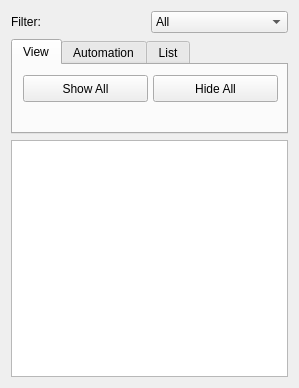
southseact-3d/fcd, file src/Mod/Sketcher/Gui/TaskSketcherConstrains.ui: the form before one commit.
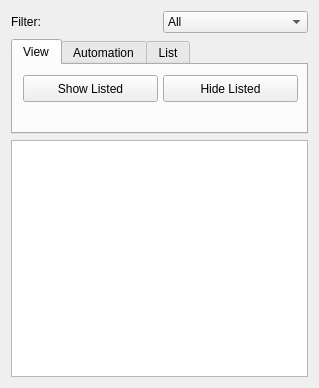
The form after the commit. Custom widgets are drawn as their Qt base class.

Commit message: Sketcher: Improve text of the constraint widget

Diff of the .ui file:
```diff
--- a/src/Mod/Sketcher/Gui/TaskSketcherConstrains.ui
+++ b/src/Mod/Sketcher/Gui/TaskSketcherConstrains.ui
@@ -6,7 +6,7 @@
    <rect>
     <x>0</x>
     <y>0</y>
-    <width>299</width>
+    <width>319</width>
     <height>388</height>
    </rect>
   </property>
@@ -199,7 +199,7 @@
         <rect>
          <x>10</x>
          <y>10</y>
-         <width>125</width>
+         <width>135</width>
          <height>27</height>
         </rect>
        </property>
@@ -213,15 +213,15 @@
         <string>Shows all the constraints in the list</string>
        </property>
        <property name="text">
-        <string>Show All</string>
+        <string>Show Listed</string>
        </property>
       </widget>
       <widget class="QPushButton" name="hideAllButton">
        <property name="geometry">
         <rect>
-         <x>140</x>
+         <x>150</x>
          <y>10</y>
-         <width>125</width>
+         <width>135</width>
          <height>27</height>
         </rect>
        </property>
@@ -235,7 +235,7 @@
         <string>Hides all the constraints in the list</string>
        </property>
        <property name="text">
-        <string>Hide All</string>
+        <string>Hide Listed</string>
        </property>
       </widget>
      </widget>
```
Left out of the diff: 4 changed lines with no effect on the pictures.
